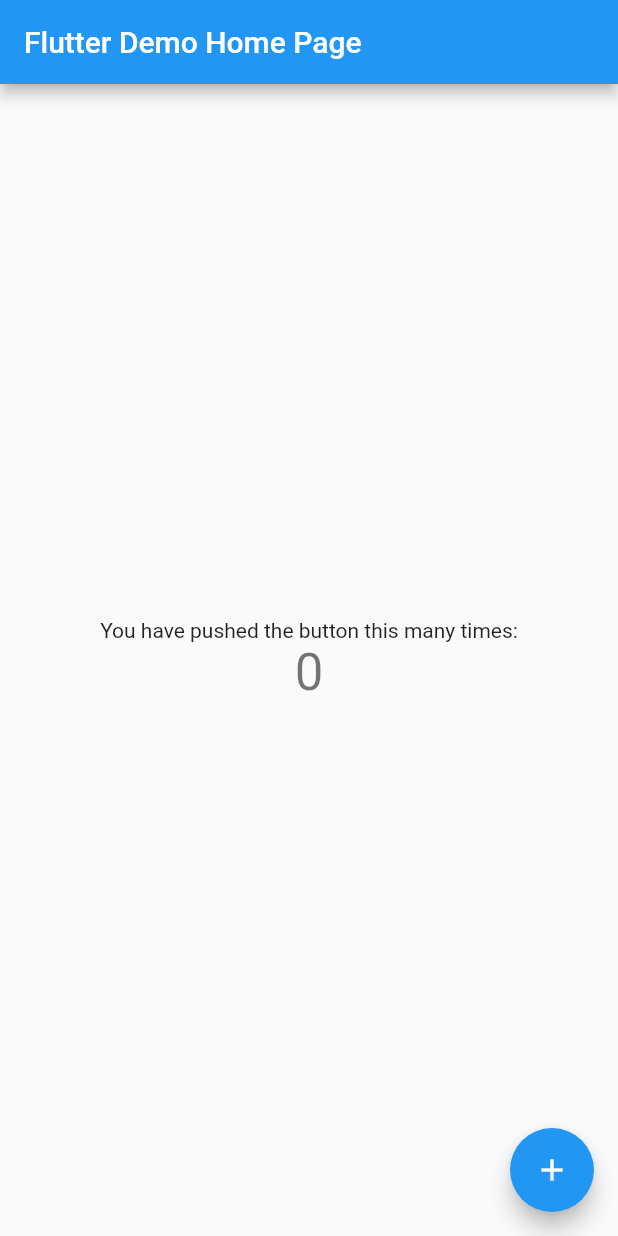
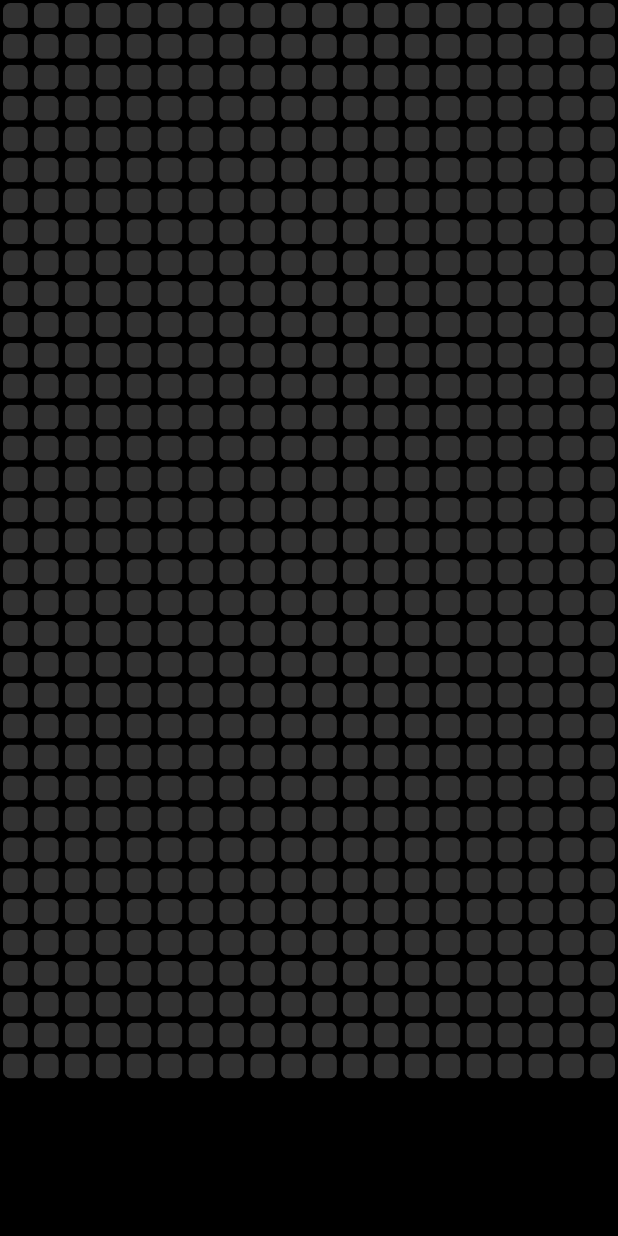
Before and after one commit to legendsovermyths/snake_game, a Flutter app: the screen it shows after launch, on a phone screen of 412 x 824 dp. Run offline on Flutter 3.47's test engine with Material 2 defaults, Android fonts, the phone set to English and light mode, and no system bars.

Commit message:
grid is made

```diff
--- a/lib/main.dart
+++ b/lib/main.dart
@@ -11,19 +11,7 @@ class MyApp extends StatelessWidget {
     return MaterialApp(
       title: 'Flutter Demo',
       theme: ThemeData(
-        // This is the theme of your application.
-        //
-        // Try running your application with "flutter run". You'll see the
-        // application has a blue toolbar. Then, without quitting the app, try
-        // changing the primarySwatch below to Colors.green and then invoke
-        // "hot reload" (press "r" in the console where you ran "flutter run",
-        // or simply save your changes to "hot reload" in a Flutter IDE).
-        // Notice that the counter didn't reset back to zero; the application
-        // is not restarted.
         primarySwatch: Colors.blue,
-        // This makes the visual density adapt to the platform that you run
-        // the app on. For desktop platforms, the controls will be smaller and
-        // closer together (more dense) than on mobile platforms.
         visualDensity: VisualDensity.adaptivePlatformDensity,
       ),
       home: MyHomePage(title: 'Flutter Demo Home Page'),
@@ -34,15 +22,6 @@ class MyApp extends StatelessWidget {
 class MyHomePage extends StatefulWidget {
   MyHomePage({Key key, this.title}) : super(key: key);
 
-  // This widget is the home page of your application. It is stateful, meaning
-  // that it has a State object (defined below) that contains fields that affect
-  // how it looks.
-
-  // This class is the configuration for the state. It holds the values (in this
-  // case the title) provided by the parent (in this case the App widget) and
-  // used by the build method of the State. Fields in a Widget subclass are
-  // always marked "final".
-
   final String title;
 
   @override
@@ -50,68 +29,39 @@ class MyHomePage extends StatefulWidget {
 }
 
 class _MyHomePageState extends State<MyHomePage> {
-  int _counter = 0;
-
-  void _incrementCounter() {
-    setState(() {
-      // This call to setState tells the Flutter framework that something has
-      // changed in this State, which causes it to rerun the build method below
-      // so that the display can reflect the updated values. If we changed
-      // _counter without calling setState(), then the build method would not be
-      // called again, and so nothing would appear to happen.
-      _counter++;
-    });
-  }
-
   @override
   Widget build(BuildContext context) {
-    // This method is rerun every time setState is called, for instance as done
-    // by the _incrementCounter method above.
-    //
-    // The Flutter framework has been optimized to make rerunning build methods
-    // fast, so that you can just rebuild anything that needs updating rather
-    // than having to individually change instances of widgets.
     return Scaffold(
-      appBar: AppBar(
-        // Here we take the value from the MyHomePage object that was created by
-        // the App.build method, and use it to set our appbar title.
-        title: Text(widget.title),
+      backgroundColor: Colors.black,
+      body: Column(
+        children: <Widget>[
+          Expanded(
+            child: GestureDetector(
+              child: Container(
+                child: GridView.builder(
+                  gridDelegate: SliverGridDelegateWithFixedCrossAxisCount(
+                      crossAxisCount: 20),
+                  physics: NeverScrollableScrollPhysics(),
+                  itemCount: 700,
+                  itemBuilder: (BuildContext context, int index) {
+                    return Center(
+                    child:Container(
+                      padding: EdgeInsets.all(2),
+                      child: ClipRRect(
+                        borderRadius: BorderRadius.circular(5),
+                        child: Container(
+                          color: Color.fromRGBO(50, 50, 50, 1),
+                        ),
+                      ),
+                    )
+                    );
+                  },
+                ),
+              ),
+            ),
+          )
+        ],
       ),
-      body: Center(
-        // Center is a layout widget. It takes a single child and positions it
-        // in the middle of the parent.
-        child: Column(
-          // Column is also a layout widget. It takes a list of children and
-          // arranges them vertically. By default, it sizes itself to fit its
-          // children horizontally, and tries to be as tall as its parent.
-          //
-          // Invoke "debug painting" (press "p" in the console, choose the
-          // "Toggle Debug Paint" action from the Flutter Inspector in Android
-          // Studio, or the "Toggle Debug Paint" command in Visual Studio Code)
-          // to see the wireframe for each widget.
-          //
-          // Column has various properties to control how it sizes itself and
-          // how it positions its children. Here we use mainAxisAlignment to
-          // center the children vertically; the main axis here is the vertical
-          // axis because Columns are vertical (the cross axis would be
-          // horizontal).
-          mainAxisAlignment: MainAxisAlignment.center,
-          children: <Widget>[
-            Text(
-              'You have pushed the button this many times:',
-            ),
-            Text(
-              '$_counter',
-              style: Theme.of(context).textTheme.headline4,
-            ),
-          ],
-        ),
-      ),
-      floatingActionButton: FloatingActionButton(
-        onPressed: _incrementCounter,
-        tooltip: 'Increment',
-        child: Icon(Icons.add),
-      ), // This trailing comma makes auto-formatting nicer for build methods.
     );
   }
 }
```
